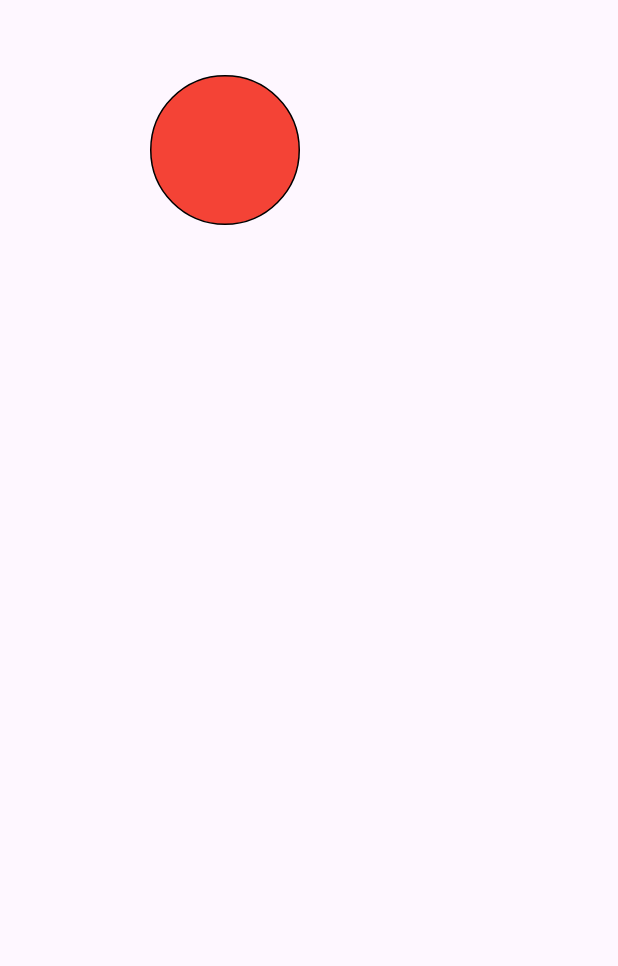
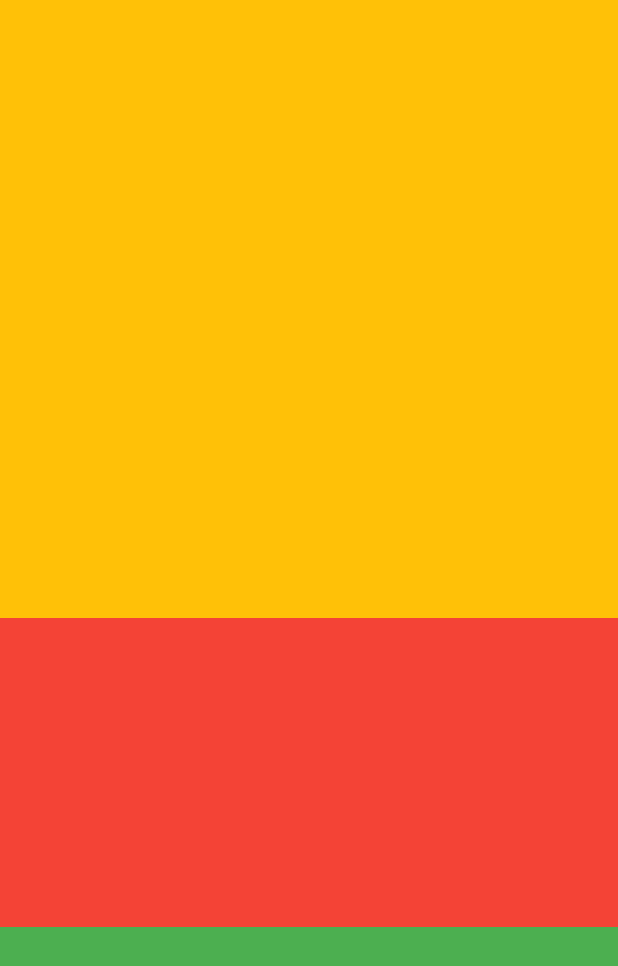
Before and after one commit to prajanpokhrel/flutter_widget, a Flutter app: the screen it shows after launch, on a phone screen of 412 x 824 dp. Shown: the top 966 px of the screen. Run offline on Flutter 3.47's test engine with Material 3 defaults, Android fonts, the phone set to English and light mode, and no system bars.

Commit message:
expanded widget

```diff
--- a/lib/main.dart
+++ b/lib/main.dart
@@ -1,5 +1,6 @@
 import 'package:flutter/material.dart';
 import 'package:flutter_widget/widgets/container/homepage.dart';
+import 'package:flutter_widget/widgets/expanded/expanded.dart';
 
 void main() {
   runApp(const MyApp());
@@ -16,7 +17,7 @@ class MyApp extends StatelessWidget {
       theme: ThemeData(
         colorScheme: ColorScheme.fromSeed(seedColor: Colors.deepPurple),
       ),
-      home: Homepage(),
+      home: ExpandedWidget(),
     );
   }
 }
--- /dev/null
+++ b/lib/widgets/expanded/expanded.dart
@@ -0,0 +1,19 @@
+import 'package:flutter/material.dart';
+
+class ExpandedWidget extends StatelessWidget {
+  const ExpandedWidget({super.key});
+
+  @override
+  Widget build(BuildContext context) {
+    return Scaffold(
+      body: Column(
+        children: [
+          // we can use flex also here to divided
+          Expanded(flex: 2, child: Container(height: 200, color: Colors.amber)),
+          Expanded(child: Container(height: 200, color: Colors.red)),
+          Expanded(child: Container(height: 200, color: Colors.green)),
+        ],
+      ),
+    );
+  }
+}
```
